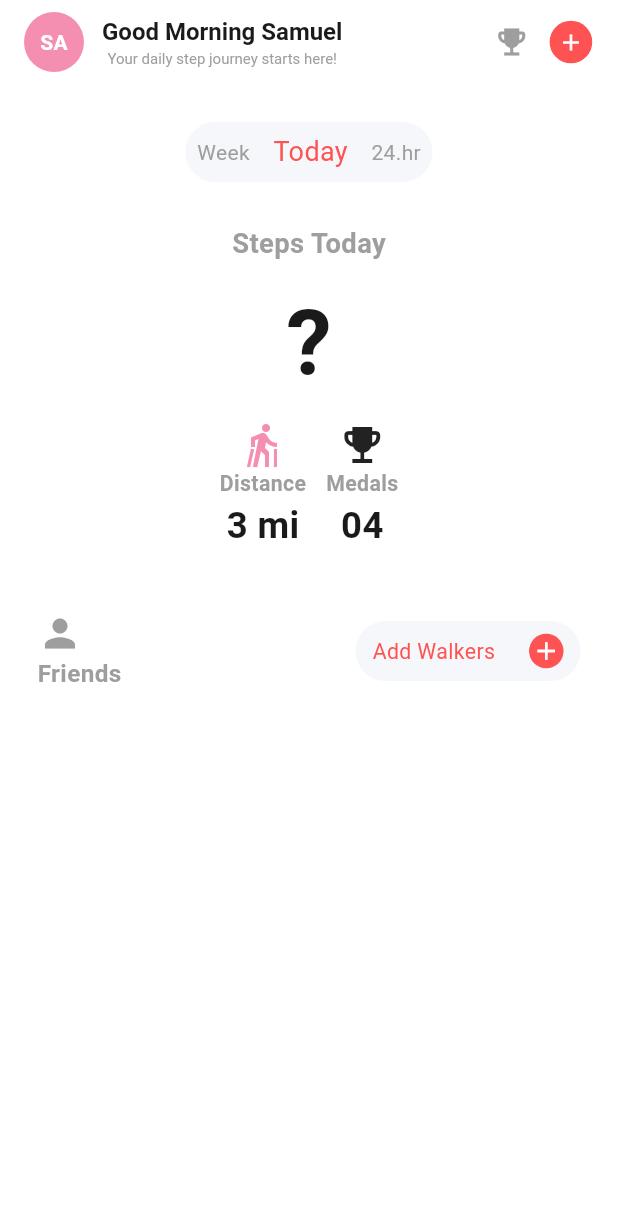
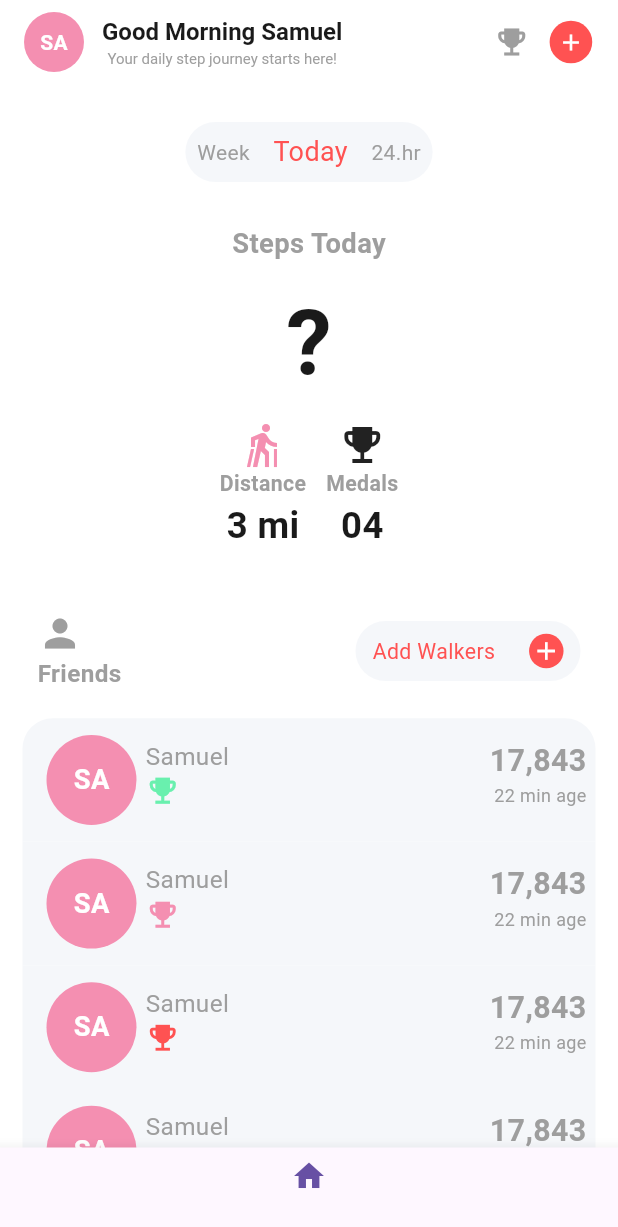
Before and after one commit to Samwoker/step_counter, a Flutter app: the screen it shows after launch, on a phone screen of 412 x 824 dp. Shown: the top 1227 px of the screen. Run offline on Flutter 3.47's test engine with Material 3 defaults, Android fonts, the phone set to English and light mode, and no system bars; our stand-ins replace flutter_screenutil, pedometer, permission_handler.

```diff
--- a/lib/pages/home/home_page.dart
+++ b/lib/pages/home/home_page.dart
@@ -1,6 +1,8 @@
 import 'package:flutter/material.dart';
+import 'package:flutter_screenutil/flutter_screenutil.dart';
 import 'package:pedometer/pedometer.dart';
 import 'package:permission_handler/permission_handler.dart';
+import 'package:step_counter/common/shared/color.dart';
 import 'package:step_counter/pages/home/widgets/home_page_widgets.dart';
 
 String formatDate(DateTime d) {
@@ -83,13 +85,50 @@ class _HomePageState extends State<HomePage> {
     return Scaffold(
       backgroundColor: Colors.white,
       appBar: buildAppBar(),
+      bottomNavigationBar: BottomNavigationBar(
+        items: [BottomNavigationBarItem(icon: Icon(Icons.home), label: "")],
+      ),
       body: Container(
-        child: Column(
-          children: [
-            toggleDay(),
-            SizedBox(height: 20),
-            stepsWalked(_steps),
-            friendsText(),
+        child: CustomScrollView(
+          slivers: [
+            SliverToBoxAdapter(child: toggleDay()),
+            SliverToBoxAdapter(child: SizedBox(height: 20)),
+            SliverToBoxAdapter(child: stepsWalked(_steps)),
+            SliverToBoxAdapter(child: friendsText()),
+            SliverPadding(
+              padding: EdgeInsets.symmetric(horizontal: 0.w, vertical: 18.h),
+              sliver: SliverGrid(
+                delegate: SliverChildBuilderDelegate((
+                  BuildContext context,
+                  int index,
+                ) {
+                  return GestureDetector(
+                    onTap: () {},
+                    child: Container(
+                      width: double.infinity,
+                      height: 8,
+                      margin: EdgeInsets.only(left: 15, right: 15),
+                      decoration: BoxDecoration(
+                        borderRadius: index == 0
+                            ? BorderRadius.only(
+                                topLeft: Radius.circular(20.h),
+                                topRight: Radius.circular(20.h),
+                              )
+                            : BorderRadius.circular(0),
+                        color: AppColors.canvas,
+                      ),
+                      child: leaderBoardItems(index),
+                    ),
+                  );
+                }),
+                gridDelegate: SliverGridDelegateWithFixedCrossAxisCount(
+                  crossAxisCount: 1,
+                  // mainAxisSpacing: 15,
+                  crossAxisSpacing: 15,
+                  childAspectRatio: 5,
+                ),
+              ),
+            ),
           ],
         ),
       ),
--- a/lib/pages/home/widgets/home_page_widgets.dart
+++ b/lib/pages/home/widgets/home_page_widgets.dart
@@ -265,3 +265,93 @@ Widget friendsText() {
     ),
   );
 }
+
+Widget leaderBoardItems(int index) {
+  return Container(
+    child: Row(
+      mainAxisAlignment: MainAxisAlignment.spaceBetween,
+      children: [
+        Row(
+          children: [
+            Container(
+              margin: EdgeInsets.only(left: 16),
+              width: 60,
+              height: 60,
+              decoration: BoxDecoration(
+                color: AppColors.primaryBrand,
+                shape: BoxShape.circle,
+              ),
+              child: Center(
+                child: Text(
+                  "SA",
+                  style: TextStyle(
+                    color: AppColors.background,
+                    fontSize: 18.sp,
+                    fontWeight: FontWeight.bold,
+                  ),
+                ),
+              ),
+            ),
+            Column(
+              crossAxisAlignment: CrossAxisAlignment.start,
+              children: [
+                Container(
+                  margin: EdgeInsets.only(top: 14, left: 6),
+                  child: Text(
+                    "Samuel",
+                    style: TextStyle(
+                      fontSize: 16.sp,
+                      fontWeight: FontWeight.normal,
+                      color: AppColors.textSecondary,
+                    ),
+                  ),
+                ),
+                Container(
+                  margin: EdgeInsets.only(left: 6),
+                  child: Icon(
+                    Icons.emoji_events,
+                    color: index == 0
+                        ? Colors.greenAccent
+                        : index == 1
+                        ? AppColors.primaryBrand
+                        : index == 2
+                        ? AppColors.alert
+                        : AppColors.textSecondary,
+                    size: 23,
+                  ),
+                ),
+              ],
+            ),
+          ],
+        ),
+        Column(
+          crossAxisAlignment: CrossAxisAlignment.end,
+          children: [
+            Container(
+              margin: EdgeInsets.only(top: 14, right: 6),
+              child: Text(
+                "17,843",
+                style: TextStyle(
+                  color: AppColors.textSecondary,
+                  fontSize: 20.sp,
+                  fontWeight: FontWeight.w700,
+                ),
+              ),
+            ),
+            Container(
+              margin: EdgeInsets.only(right: 6),
+              child: Text(
+                "22 min age",
+                style: TextStyle(
+                  fontSize: 12,
+                  color: AppColors.textSecondary,
+                  fontWeight: FontWeight.normal,
+                ),
+              ),
+            ),
+          ],
+        ),
+      ],
+    ),
+  );
+}
```
